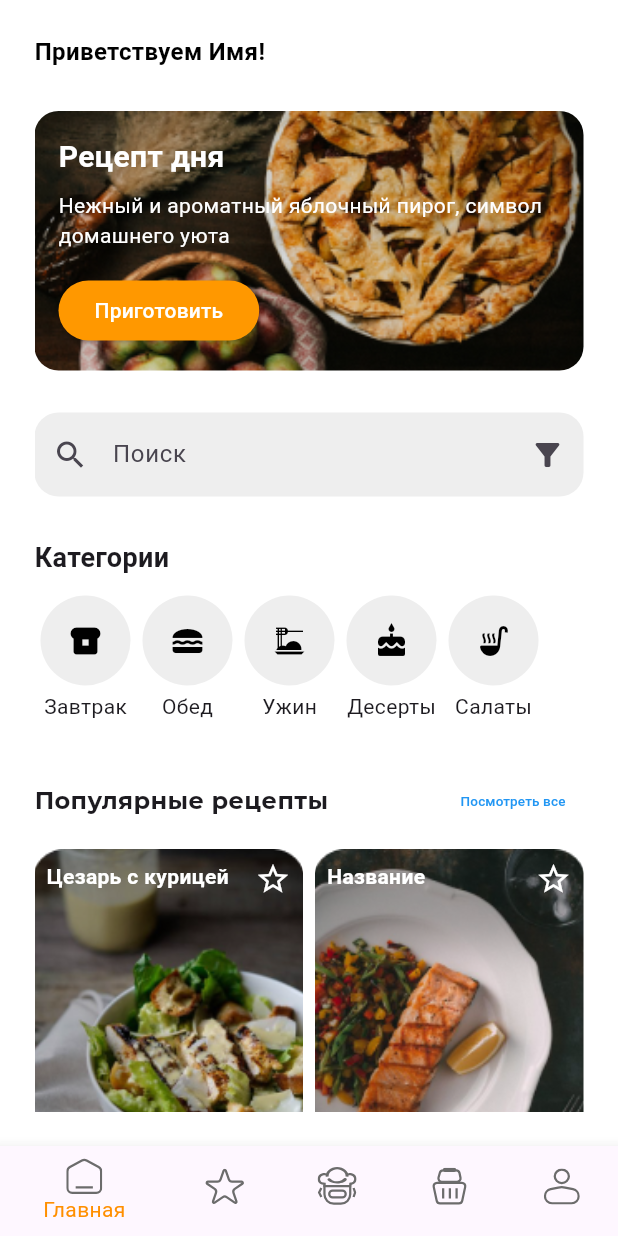
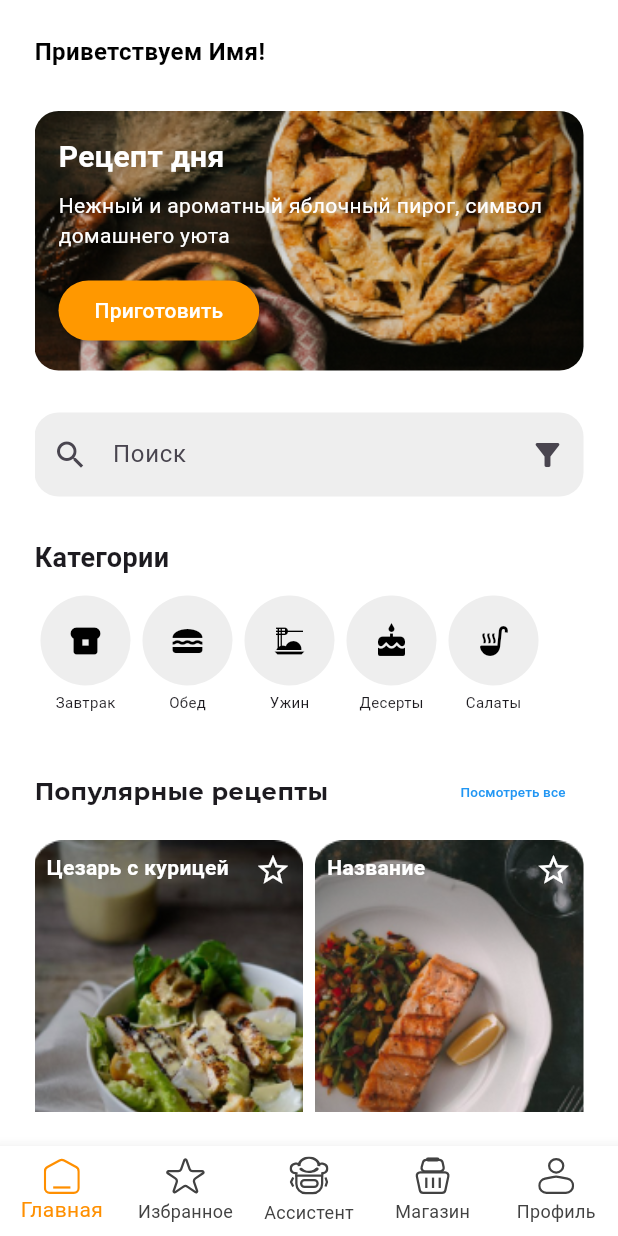
Before and after one commit to Kushmurat/Cookly, a Flutter app: the screen it shows after launch, on a phone screen of 412 x 824 dp. Run offline on Flutter 3.47's test engine with Material 3 defaults, Android fonts, the light colour scheme and no system bars; our stand-ins replace dio, flutter_svg, google_fonts; accounts and stored records are empty.

Commit message:
fix BottomNavigationBar

```diff
--- a/lib/src/feature/home/navigation/home_navigation_config.dart
+++ b/lib/src/feature/home/navigation/home_navigation_config.dart
@@ -36,28 +36,38 @@ class _HomeScreenState extends State<HomeScreen> {
   @override
   Widget build(BuildContext context) {
     return Scaffold(
-      backgroundColor: Colors.white,
       body: _pages[_selectedIndex],
       bottomNavigationBar: BottomNavigationBar(
-        items: const <BottomNavigationBarItem>[
+        type: BottomNavigationBarType.fixed,
+        items: <BottomNavigationBarItem>[
           BottomNavigationBarItem(
-            icon: AppIcon('ic_home'),
+            icon: AppIcon('ic_home',
+              color: _selectedIndex == 0 ? Colors.amber[800] : Colors.grey[800],
+            ),
             label: 'Главная',
           ),
           BottomNavigationBarItem(
-            icon: AppIcon('ic_star'),
+            icon: AppIcon('ic_star',
+              color: _selectedIndex == 1 ? Colors.amber[800] : Colors.grey[800],
+            ),
             label: 'Избранное',
           ),
           BottomNavigationBarItem(
-            icon: AppIcon('ic_ai_cook'),
+            icon: AppIcon('ic_ai_cook',
+              color: _selectedIndex == 2 ? Colors.amber[800] : Colors.grey[800],
+            ),
             label: 'Ассистент',
           ),
           BottomNavigationBarItem(
-            icon: AppIcon('ic_basket'),
+            icon: AppIcon('ic_basket',
+              color: _selectedIndex == 3 ? Colors.amber[800] : Colors.grey[800],
+            ),
             label: 'Магазин',
           ),
           BottomNavigationBarItem(
-            icon: AppIcon('ic_profile'),
+            icon: AppIcon('ic_profile',
+              color: _selectedIndex == 4 ? Colors.amber[800] : Colors.grey[800],
+            ),
             label: 'Профиль',
           ),
         ],
```
Also changed, not shown: lib/src/feature/menu/main_menu.dart (+5 -16 lines).
